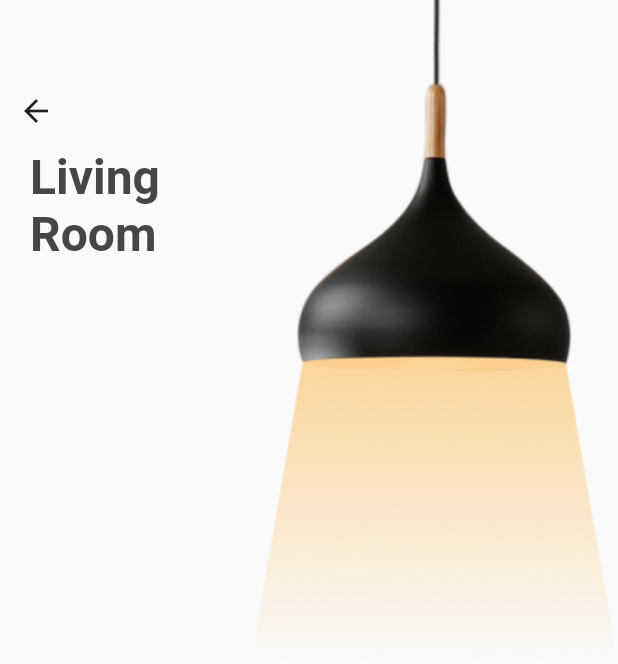
After one commit to 40rty5ive/Smart-Home, a Flutter app: the SmartLightWidget screen opened by its route, on a phone screen of 412 x 824 dp. The commit adds this screen. Shown: the top 664 px of the screen. Run offline on Flutter 3.47's test engine with Material 2 defaults, Android fonts, the phone set to English and light mode, and no system bars; our stand-ins replace dotted_border.

Commit message:
Add Smart Light Page

```diff
--- a/lib/main.dart
+++ b/lib/main.dart
@@ -1,5 +1,6 @@
 import 'package:flutter/material.dart';
 import 'package:smart_home_layot/widgets/home_page/home_page_widget.dart';
+import 'package:smart_home_layot/widgets/home_page/smart_light_widget.dart';
 
 void main() {
   runApp(const MyApp());
@@ -19,7 +20,7 @@ class MyApp extends StatelessWidget {
       ),
       routes: {
         '/homePage': (context) => const HomePageWidget(),
-
+        '/homePage/smart_light': (context) => const SmartLightWidget(),
       },
       initialRoute: '/homePage',
     );
--- a/lib/resources/images.dart
+++ b/lib/resources/images.dart
@@ -3,5 +3,6 @@ part of 'resources.dart';
 class Images {
   Images._();
 
+  static const String lampOrange = 'assets/images/lamp_orange.png';
   static const String userPhoto = 'assets/images/user_photo.png';
 }
--- /dev/null
+++ b/lib/widgets/home_page/smart_light_widget.dart
@@ -0,0 +1,46 @@
+// ignore_for_file: prefer_const_constructors
+
+import 'package:flutter/material.dart';
+import 'package:smart_home_layot/resources/resources.dart';
+
+class SmartLightWidget extends StatelessWidget {
+  const SmartLightWidget({Key? key}) : super(key: key);
+
+  @override
+  Widget build(BuildContext context) {
+    return Scaffold(
+      body: Stack(
+        children: [
+          Padding(
+            padding: const EdgeInsets.only(
+              top: 50,
+            ),
+            child: IconButton(
+              onPressed: () => Navigator.of(context).pop(),
+              icon: Icon(Icons.arrow_back),
+            ),
+          ),
+          Container(
+            width: 150,
+            padding: EdgeInsets.fromLTRB(20, 99, 0, 0),
+            child: Text(
+              'Living Room',
+              style: TextStyle(
+                color: Color.fromRGBO(70, 70, 70, 1),
+                fontSize: 32,
+                fontWeight: FontWeight.w700,
+              ),
+              maxLines: 2,
+            ),
+          ),
+          Container(
+            alignment: Alignment.topRight,
+            child: Image(
+              image: AssetImage(Images.lampOrange),
+            ),
+          ),
+        ],
+      ),
+    );
+  }
+}
```
Also changed, not shown: lib/widgets/home_page/card_widget.dart (+28 -6 lines), assets/images/lamp_orange.png (added).
